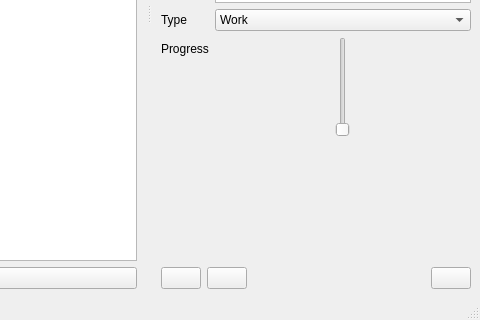
JesseRobot01/PlanGuidePlanner, file PlanGuidePlanner/creator/Creator.ui: the form before one commit; both pictures show x 562 to 1042 and y 292 to 612 of the 1042 by 612 pixel window.
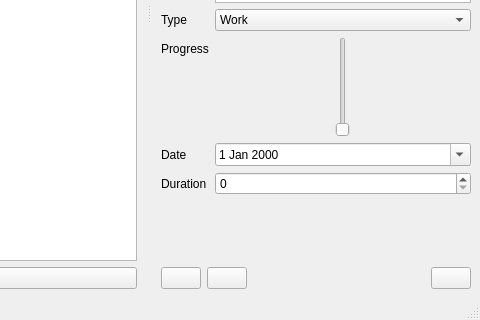
The form after the commit. Icons and pictures are not drawn.

What changed in the file:
```diff
--- a/PlanGuidePlanner/creator/Creator.ui
+++ b/PlanGuidePlanner/creator/Creator.ui
@@ -243,17 +243,35 @@
         </widget>
        </item>
        <item row="5" column="1">
-        <spacer name="verticalSpacer_2">
-         <property name="orientation">
-          <enum>Qt::Orientation::Vertical</enum>
+        <widget class="QDateEdit" name="dateEdit">
+         <property name="calendarPopup">
+          <bool>true</bool>
          </property>
-         <property name="sizeHint" stdset="0">
-          <size>
-           <width>20</width>
-           <height>40</height>
-          </size>
+        </widget>
+       </item>
+       <item row="5" column="0">
+        <widget class="QLabel" name="dateEditLabel">
+         <property name="text">
+          <string>Date</string>
          </property>
-        </spacer>
+        </widget>
+       </item>
+       <item row="6" column="1">
+        <widget class="QSpinBox" name="timeEdit">
+         <property name="maximum">
+          <number>300</number>
+         </property>
+         <property name="singleStep">
+          <number>15</number>
+         </property>
+        </widget>
+       </item>
+       <item row="6" column="0">
+        <widget class="QLabel" name="timeEditLabel">
+         <property name="text">
+          <string>Duration</string>
+         </property>
+        </widget>
        </item>
       </layout>
      </item>
```
